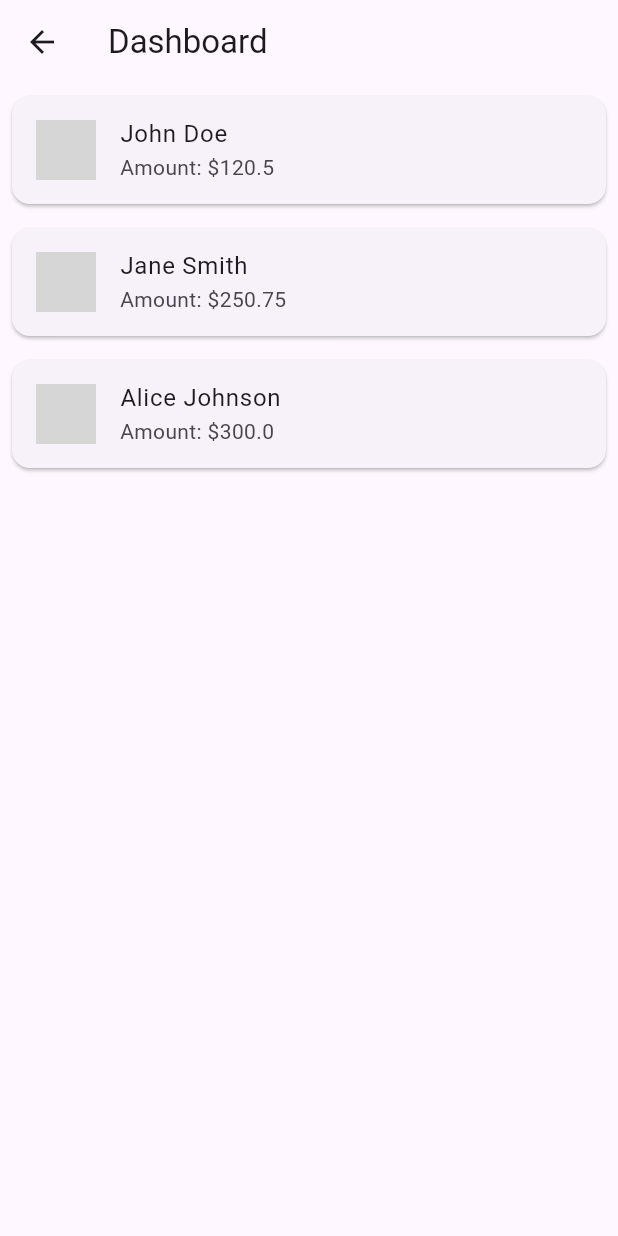
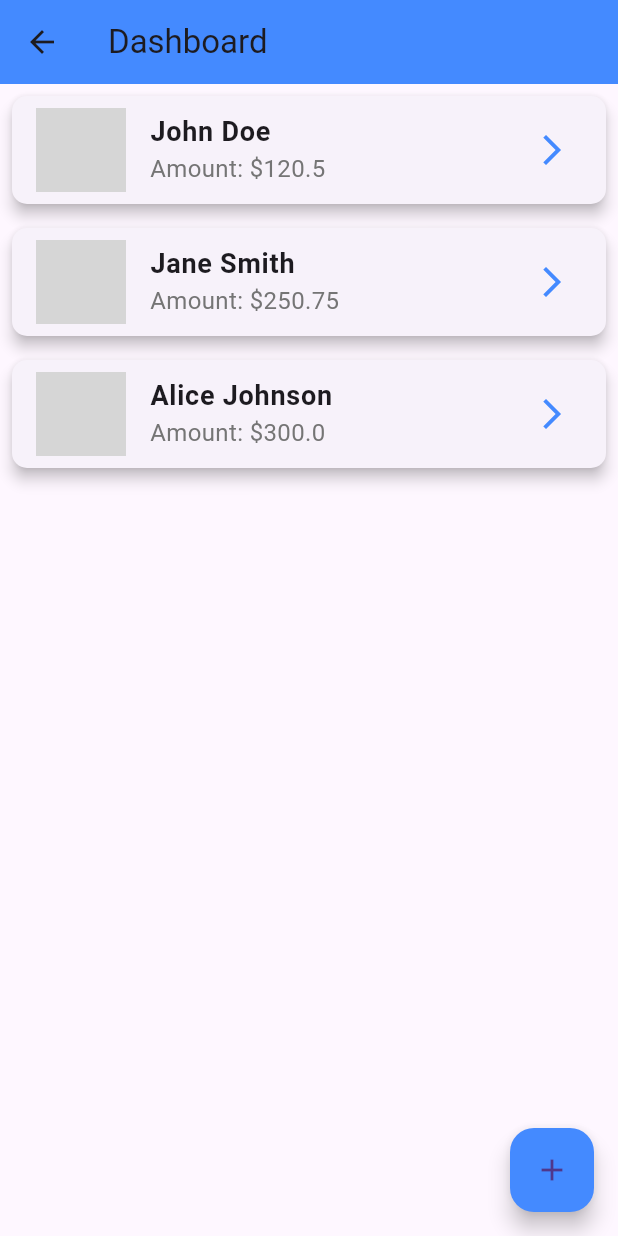
Before and after one commit to brittotprince/Lets_Split_UI-Flutter-, a Flutter app: the screen it shows after launch, after a tap on the "dashboard" icon, on a phone screen of 412 x 824 dp. Run offline on Flutter 3.47's test engine with Material 3 defaults, Android fonts, the phone set to English and light mode, and no system bars; our stand-ins replace go_router, image_picker, permission_handler; missing offline and left inert: flutter_sound; grey boxes are pictures that could not be loaded.

Commit message:
sprinkling some styling

```diff
--- a/lib/dashboard_screen.dart
+++ b/lib/dashboard_screen.dart
@@ -13,6 +13,7 @@ class DashboardScreen extends StatelessWidget {
     return Scaffold(
       appBar: AppBar(
         title: Text('Dashboard'),
+        backgroundColor: Colors.blueAccent,
       ),
       body: ListView.builder(
         itemCount: userData.length,
@@ -20,16 +21,47 @@ class DashboardScreen extends StatelessWidget {
           final user = userData[index];
           return Card(
             margin: EdgeInsets.all(8.0),
+            elevation: 4.0,
+            shape: RoundedRectangleBorder(
+              borderRadius: BorderRadius.circular(10.0),
+            ),
             child: ListTile(
               leading: CircleAvatar(
                 backgroundImage: AssetImage(user['profilePic']),
+                radius: 30.0,
               ),
-              title: Text(user['name']),
-              subtitle: Text('Amount: \$${user['amount']}'),
+              title: Text(
+                user['name'],
+                style: TextStyle(
+                  fontWeight: FontWeight.bold,
+                  fontSize: 18.0,
+                ),
+              ),
+              subtitle: Text(
+                'Amount: \$${user['amount']}',
+                style: TextStyle(
+                  color: Colors.grey[600],
+                  fontSize: 16.0,
+                ),
+              ),
+              trailing: Icon(
+                Icons.arrow_forward_ios,
+                color: Colors.blueAccent,
+              ),
+              onTap: () {
+                // Handle onTap event
+              },
             ),
           );
         },
       ),
+      floatingActionButton: FloatingActionButton(
+        onPressed: () {
+          // Handle FAB press
+        },
+        child: Icon(Icons.add),
+        backgroundColor: Colors.blueAccent,
+      ),
     );
   }
 }
--- a/lib/main.dart
+++ b/lib/main.dart
@@ -22,6 +22,10 @@ class MyApp extends StatelessWidget {
       title: 'Flutter Demo',
       theme: ThemeData(
         primarySwatch: Colors.blue,
+        visualDensity: VisualDensity.adaptivePlatformDensity,
+        textTheme: TextTheme(
+          bodyText2: TextStyle(fontSize: 16.0),
+        ),
       ),
       home: MainScreen(),
     );
```
